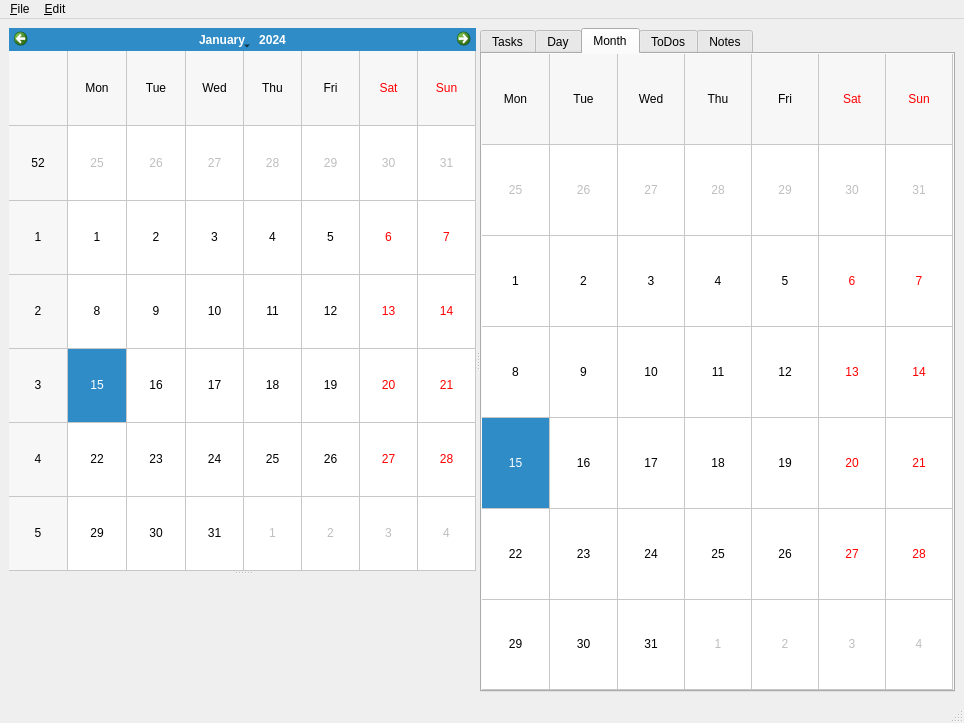
Above: src/todocalendar/ui/main_window.ui from anetczuk/hanlendar before the change. Below: the same form after it.
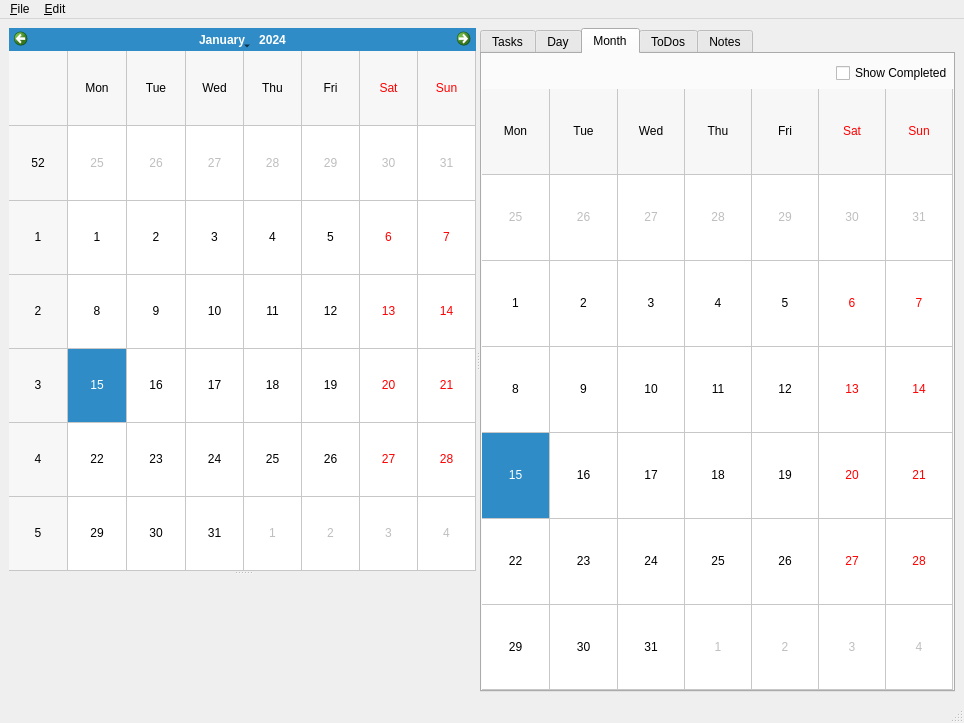
That is the form after the change. The open tabs and pages were chosen to show the change. Custom widgets are drawn as their Qt base class.

Commit message: Add "Show completed" check box

Diff of the .ui file:
```diff
--- a/src/todocalendar/ui/main_window.ui
+++ b/src/todocalendar/ui/main_window.ui
@@ -247,6 +247,33 @@
             <property name="bottomMargin">
              <number>0</number>
             </property>
+            <item>
+             <layout class="QHBoxLayout" name="horizontalLayout_4">
+              <property name="topMargin">
+               <number>9</number>
+              </property>
+              <item>
+               <spacer name="horizontalSpacer_3">
+                <property name="orientation">
+                 <enum>Qt::Horizontal</enum>
+                </property>
+                <property name="sizeHint" stdset="0">
+                 <size>
+                  <width>40</width>
+                  <height>20</height>
+                 </size>
+                </property>
+               </spacer>
+              </item>
+              <item>
+               <widget class="QCheckBox" name="showCompletedTasksMonthCB">
+                <property name="text">
+                 <string>Show Completed</string>
+                </property>
+               </widget>
+              </item>
+             </layout>
+            </item>
             <item>
              <widget class="MonthCalendar" name="monthCalendar">
               <property name="gridVisible">
```
Left out of the diff: 4 changed lines with no effect on the pictures. The commit also changes 2 other files.
